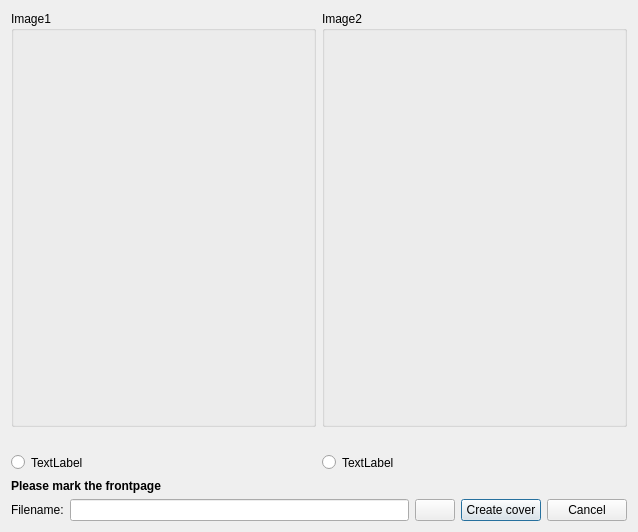
First picture: the form in pordb_cover.ui, repository hwmay/pordb3, before the edit.
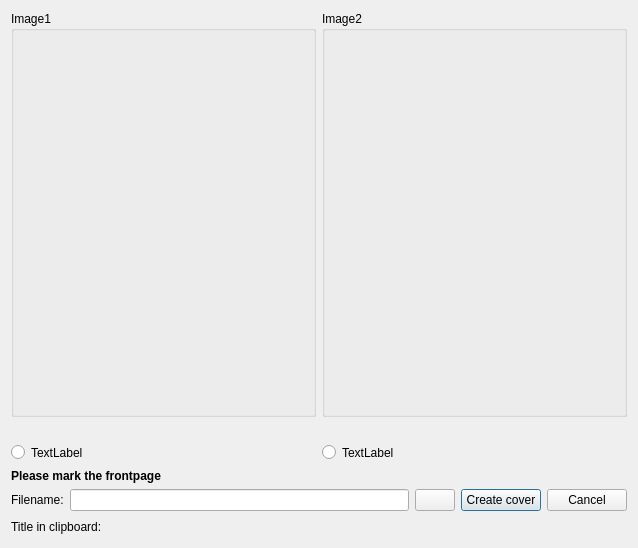
Second picture: the form after the edit. Icons and pictures are not drawn.

Commit message: New function: add last used original title to cover-creating screen

Diff of the .ui file:
```diff
--- a/pordb_cover.ui
+++ b/pordb_cover.ui
@@ -7,7 +7,7 @@
     <x>0</x>
     <y>0</y>
     <width>638</width>
-    <height>532</height>
+    <height>548</height>
    </rect>
   </property>
   <property name="windowTitle">
@@ -19,8 +19,6 @@
   </property>
   <layout class="QGridLayout" name="gridLayout">
    <item row="0" column="0">
-    <layout class="QVBoxLayout" name="verticalLayout_6">
-     <item>
       <layout class="QVBoxLayout" name="verticalLayout_5">
        <item>
         <layout class="QHBoxLayout" name="horizontalLayout_4">
@@ -204,7 +202,7 @@
        </item>
       </layout>
      </item>
-     <item>
+   <item row="1" column="0">
       <layout class="QHBoxLayout" name="horizontalLayout">
        <item>
         <widget class="QLabel" name="label_2">
@@ -252,6 +250,35 @@
         </widget>
        </item>
       </layout>
+   </item>
+   <item row="2" column="0">
+    <layout class="QHBoxLayout" name="horizontalLayout_5">
+     <item>
+      <widget class="QLabel" name="label_3">
+       <property name="text">
+        <string>Title in clipboard:</string>
+       </property>
+      </widget>
+     </item>
+     <item>
+      <widget class="QLabel" name="labelOriginal">
+       <property name="text">
+        <string/>
+       </property>
+      </widget>
+     </item>
+     <item>
+      <spacer name="horizontalSpacer_3">
+       <property name="orientation">
+        <enum>Qt::Horizontal</enum>
+       </property>
+       <property name="sizeHint" stdset="0">
+        <size>
+         <width>40</width>
+         <height>20</height>
+        </size>
+       </property>
+      </spacer>
      </item>
     </layout>
    </item>
```
Lines whose indentation alone changed are shown as unchanged. The commit also changes 3 other files.
